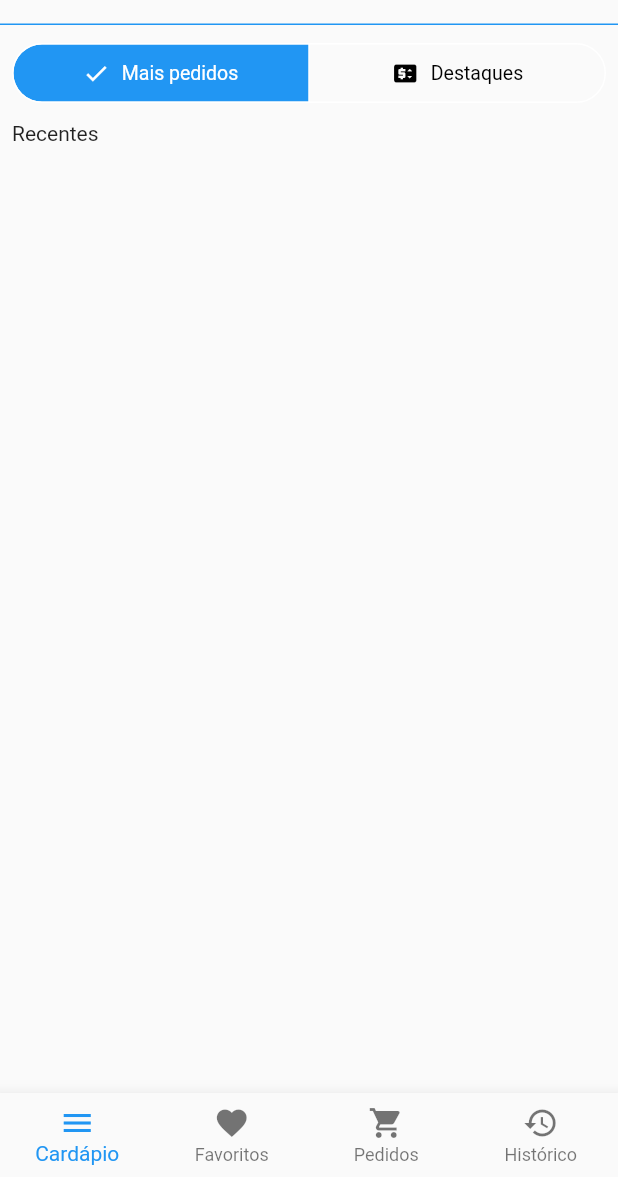
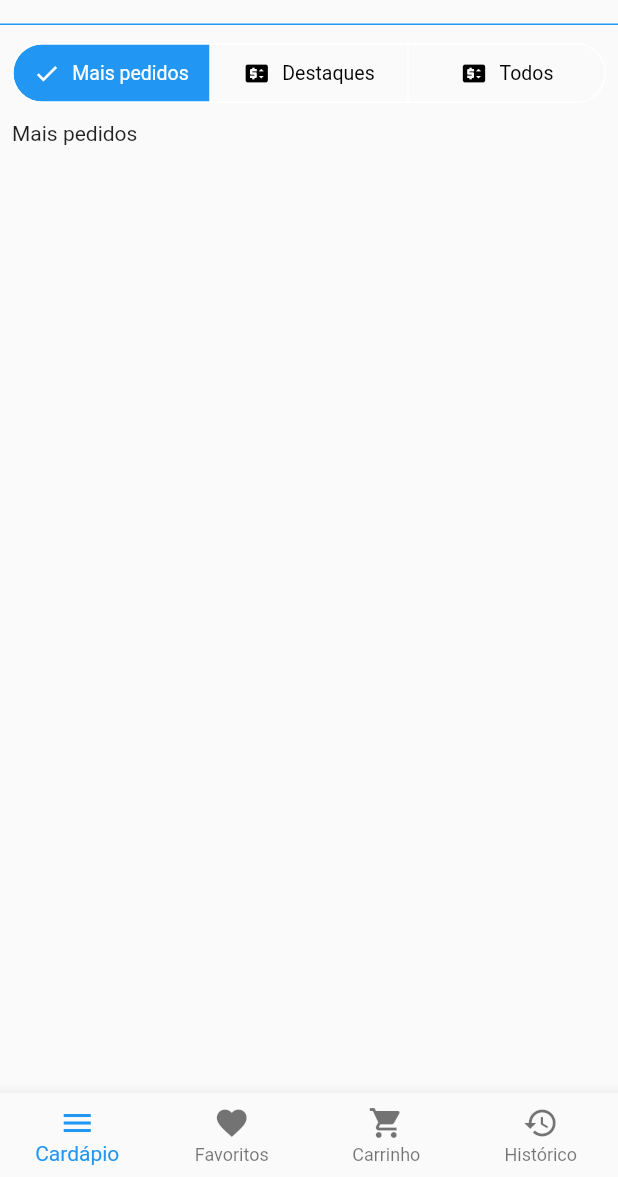
Before and after one commit to auguzsto/ecommerce, a Flutter app: the screen it shows after launch, on a phone screen of 412 x 824 dp, the part 59-1236 px from its top. Run offline on Flutter 3.47's test engine with Material 2 defaults, Android fonts, the phone set to English and light mode, and no system bars.

Commit message:
constants and item page

```diff
--- a/lib/src/app/base/constants/base_constants.dart
+++ b/lib/src/app/base/constants/base_constants.dart
@@ -3,7 +3,7 @@ import 'package:flutter/material.dart';
 List<String> _labels = [
   'Cardápio',
   'Favoritos',
-  'Pedidos',
+  'Carrinho',
   'Histórico',
 ];
 List<IconData> _icons = [
--- a/lib/src/app/items/constants/items_constants.dart
+++ b/lib/src/app/items/constants/items_constants.dart
@@ -11,6 +11,11 @@ List<ButtonSegment> _segments = [
     label: Text('Destaques'),
     value: 1,
   ),
+  const ButtonSegment(
+    icon: Icon(Icons.price_change),
+    label: Text('Todos'),
+    value: 2,
+  ),
 ];
 
 abstract class ProductsConstants {
--- a/lib/src/app/items/pages/items_page.dart
+++ b/lib/src/app/items/pages/items_page.dart
@@ -27,10 +27,9 @@ class ItemsPage extends StatelessWidget {
               child: PageView(
                 controller: segmentsController.pageController,
                 children: [
-                  const Text('Recentes'),
+                  const Text('Mais pedidos'),
+                  const Text('Destaques'),
                   SegmentsViewCustom(),
-                  const Text('Destaques'),
-                  const Text('Cupons'),
                 ],
               ),
             ),
```
